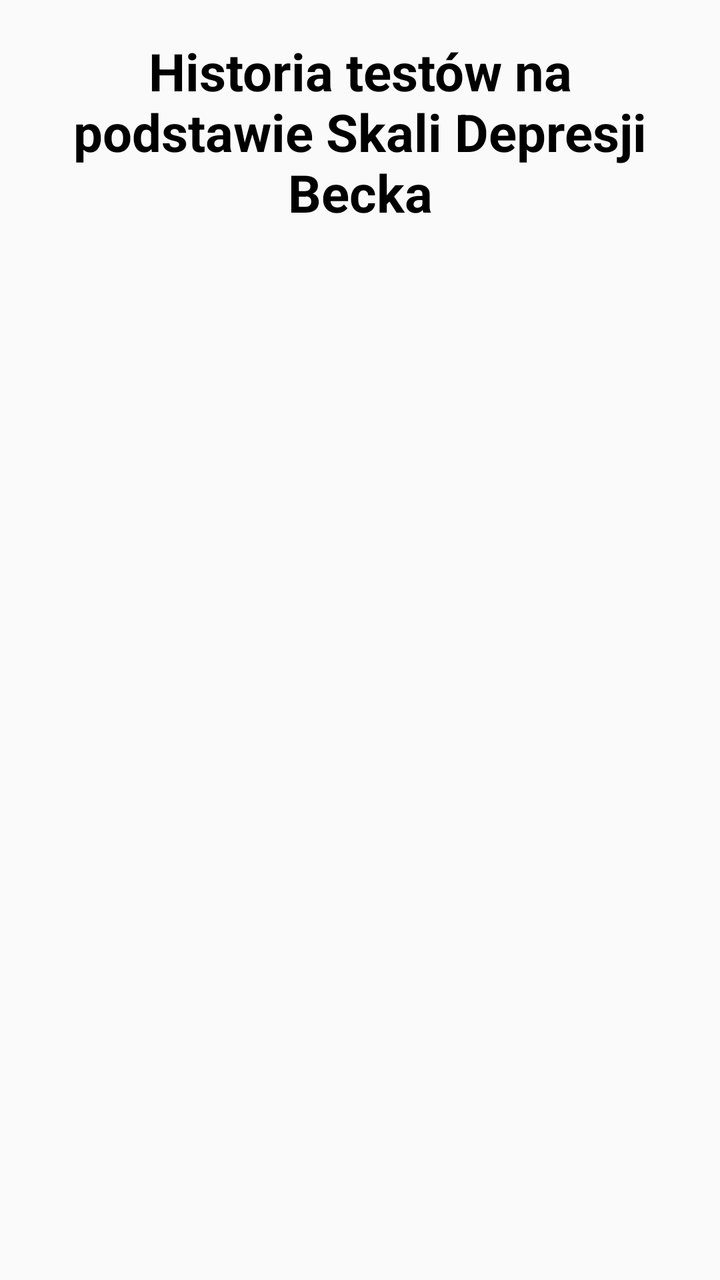
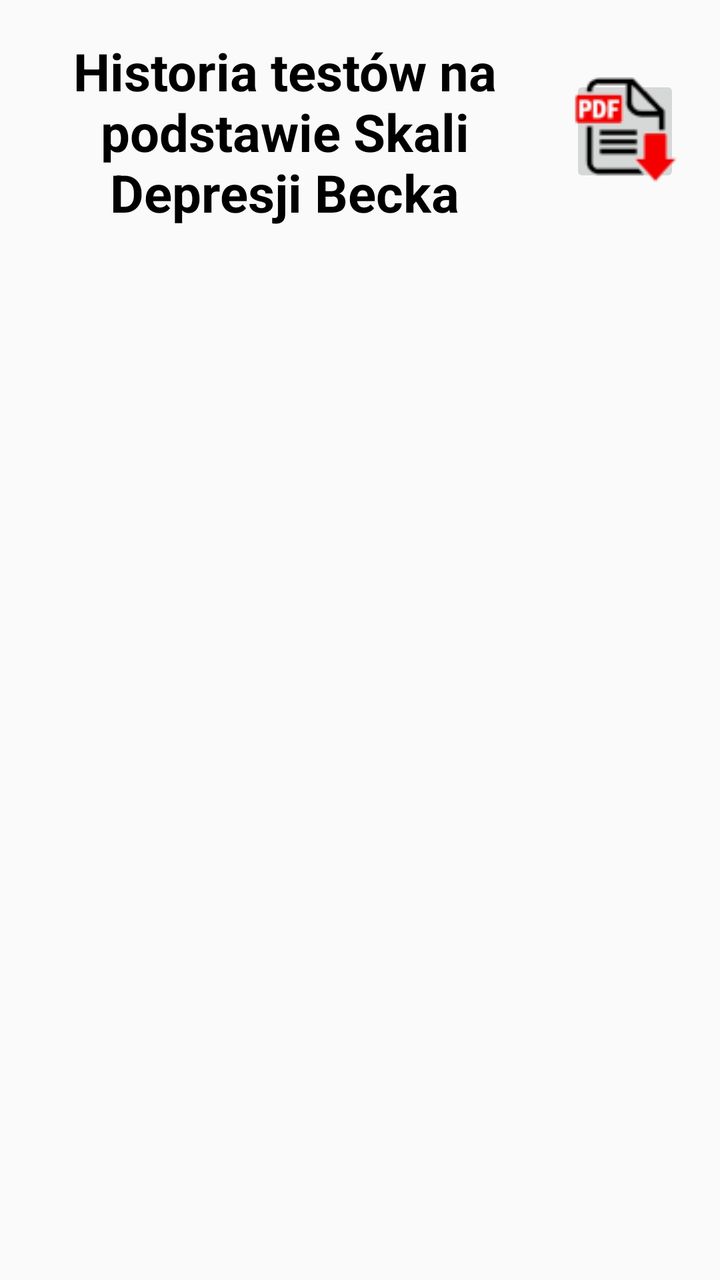

Two renders of the same Android screen: before a commit and after it. Below are the layout's source before the change and the commit's diff.
<!-- AndroidManifest.xml: application theme Theme.AppCompat.Light.NoActionBar -->
<!-- res/layout/fragment_becks_tests_history.xml -->
<LinearLayout
    xmlns:android="http://schemas.android.com/apk/res/android"
    xmlns:tools="http://schemas.android.com/tools"
    android:layout_width="match_parent"
    android:layout_height="match_parent"
    android:orientation="vertical">

    <TextView
        android:layout_width="match_parent"
        android:layout_height="wrap_content"
        android:text="Historia testów na podstawie Skali Depresji Becka"
        android:textColor="@color/black"
        android:gravity="center"
        android:textSize="26sp"
        android:padding="18dp"
        android:textStyle="bold"/>

    <androidx.recyclerview.widget.RecyclerView
        android:id="@+id/recyclerView"
        android:layout_width="match_parent"
        android:layout_height="match_parent"
        tools:listitem="@layout/item_becks_tests_history" />

</LinearLayout>
<!-- res/layout/item_becks_tests_history.xml (included above) -->
<FrameLayout
    xmlns:android="http://schemas.android.com/apk/res/android"
    android:layout_width="match_parent"
    android:layout_height="wrap_content"
    xmlns:app="http://schemas.android.com/apk/res-auto"
    android:id="@+id/recCard"
    android:layout_marginStart="20dp"
    android:background="@drawable/rectangle1"
    android:layout_marginEnd="20dp"
    android:layout_marginHorizontal="10dp"
    android:layout_marginVertical="10dp"
    >
    <androidx.constraintlayout.widget.ConstraintLayout
        android:layout_width="match_parent"
        android:layout_height="match_parent">

        <ImageView
            android:layout_width="60dp"
            android:layout_height="60dp"
            android:src="@drawable/reminder"
            android:id="@+id/pic1"
            app:layout_constraintEnd_toStartOf="@id/text1"
            app:layout_constraintStart_toStartOf="parent"
            app:layout_constraintTop_toTopOf="parent"/>

        <TextView
            android:id="@+id/text1"
            android:layout_width="wrap_content"
            android:text="Data wykonania testu: "
            android:layout_height="wrap_content"
            android:textColor="@color/black"
            android:textStyle="bold"
            android:gravity="center"
            android:textSize="20dp"
            app:layout_constraintEnd_toEndOf="parent"
            app:layout_constraintStart_toEndOf="@id/pic1"
            app:layout_constraintTop_toTopOf="parent"/>
        <TextView
            android:id="@+id/testDate"
            android:layout_width="wrap_content"
            android:text="data"
            android:layout_height="wrap_content"
            android:gravity="center"
            android:textSize="20dp"
            android:textColor="@color/black"
            app:layout_constraintEnd_toEndOf="parent"
            app:layout_constraintStart_toEndOf="@id/pic1"
            app:layout_constraintTop_toBottomOf="@id/text1"/>

        <TextView
            android:id="@+id/text2"
            android:layout_width="wrap_content"
            android:text="Wynik testu: "
            android:layout_height="wrap_content"
            android:gravity="center"
            android:textSize="20dp"
            android:textStyle="bold"
            android:textColor="@color/black"
            android:layout_marginTop="5dp"
            app:layout_constraintEnd_toEndOf="parent"
            app:layout_constraintStart_toStartOf="parent"
            app:layout_constraintTop_toBottomOf="@id/pic1"/>
        <TextView
            android:id="@+id/testScore"
            android:layout_width="wrap_content"
            android:text="wynik "
            android:layout_height="wrap_content"
            android:gravity="center"
            android:textColor="@color/black"

            android:textSize="20dp"
            app:layout_constraintEnd_toEndOf="parent"
            app:layout_constraintStart_toStartOf="parent"
            app:layout_constraintTop_toBottomOf="@id/text2"/>

        <Button
            android:id="@+id/detailsBtn"
            android:layout_width="wrap_content"
            android:layout_height="wrap_content"
            app:layout_constraintEnd_toEndOf="parent"
            app:layout_constraintStart_toStartOf="parent"
            app:layout_constraintBottom_toBottomOf="parent"
            app:layout_constraintTop_toBottomOf="@id/testScore"
            android:textColor="@color/black"
            android:layout_marginTop="5dp"
            android:text="Szczegóły" />
    </androidx.constraintlayout.widget.ConstraintLayout>
</FrameLayout>
<!-- resources referenced by this layout -->
<resources>
  <color name="black">#FF000000</color>
  <!-- drawable rectangle1 (drawable) -->
  <?xml version="1.0" encoding="utf-8"?>
  <shape xmlns:android="http://schemas.android.com/apk/res/android" android:id="@+id/listview_background_shape">
      <stroke android:width="2dp" android:color="#ffffff" />
      <padding android:left="10dp"
          android:top="10dp"
          android:right="10dp"
          android:bottom="10dp" />
      <corners android:radius="20dp" />
      <solid android:color="#B0C9EF" />
  </shape>
  <!-- drawable reminder: png bitmap (drawable, 913984 bytes) -->
</resources>

<!-- the commit's change to res/layout/fragment_becks_tests_history.xml (unified diff, before → after) -->
@@ -1,19 +1,34 @@
-<LinearLayout
-    xmlns:android="http://schemas.android.com/apk/res/android"
+<LinearLayout xmlns:android="http://schemas.android.com/apk/res/android"
     xmlns:tools="http://schemas.android.com/tools"
     android:layout_width="match_parent"
     android:layout_height="match_parent"
+    xmlns:app="http://schemas.android.com/apk/res-auto"
     android:orientation="vertical">
 
-    <TextView
+    <LinearLayout
         android:layout_width="match_parent"
         android:layout_height="wrap_content"
-        android:text="Historia testów na podstawie Skali Depresji Becka"
-        android:textColor="@color/black"
-        android:gravity="center"
-        android:textSize="26sp"
-        android:padding="18dp"
-        android:textStyle="bold"/>
+        android:orientation="horizontal">
+        <TextView
+            android:layout_width="wrap_content"
+            android:layout_height="wrap_content"
+            android:text="Historia testów na podstawie Skali Depresji Becka"
+            android:textColor="@color/black"
+            android:gravity="center"
+            android:textSize="26sp"
+            android:layout_weight="1"
+            android:padding="18dp"
+            android:textStyle="bold"/>
+        <ImageButton
+            android:layout_width="55dp"
+            android:id="@+id/pdfBtn"
+            android:layout_height="56dp"
+            android:layout_gravity="center"
+            android:src="@drawable/pdf_ic"
+            android:layout_marginRight="20dp"/>
+    </LinearLayout>
+
+
 
     <androidx.recyclerview.widget.RecyclerView
         android:id="@+id/recyclerView"
<!-- resource entries referenced after the edit -->
@@ -1,6 +1,7 @@
 <!-- resources referenced by this layout -->
 <resources>
   <color name="black">#FF000000</color>
+  <!-- drawable pdf_ic: png bitmap (drawable, 16036 bytes) -->
   <!-- drawable rectangle1 (drawable) -->
   <?xml version="1.0" encoding="utf-8"?>
   <shape xmlns:android="http://schemas.android.com/apk/res/android" android:id="@+id/listview_background_shape">
